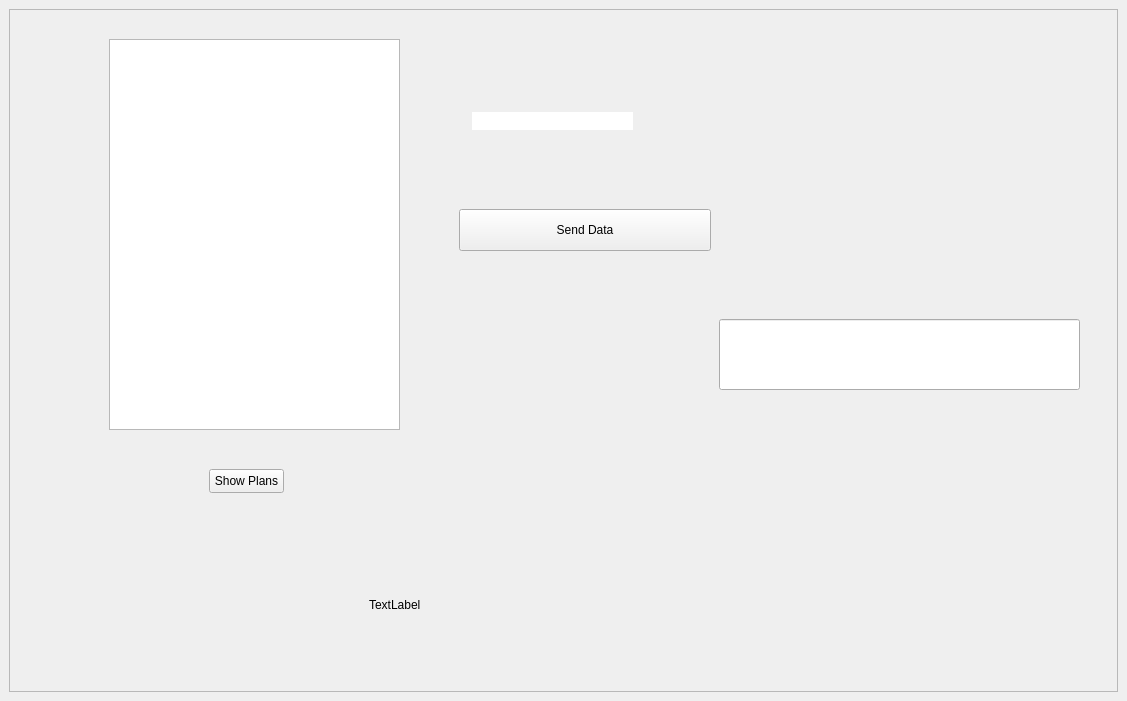
Qt form Kaizen/planner.ui (burr1to/kaizen) before a commit.
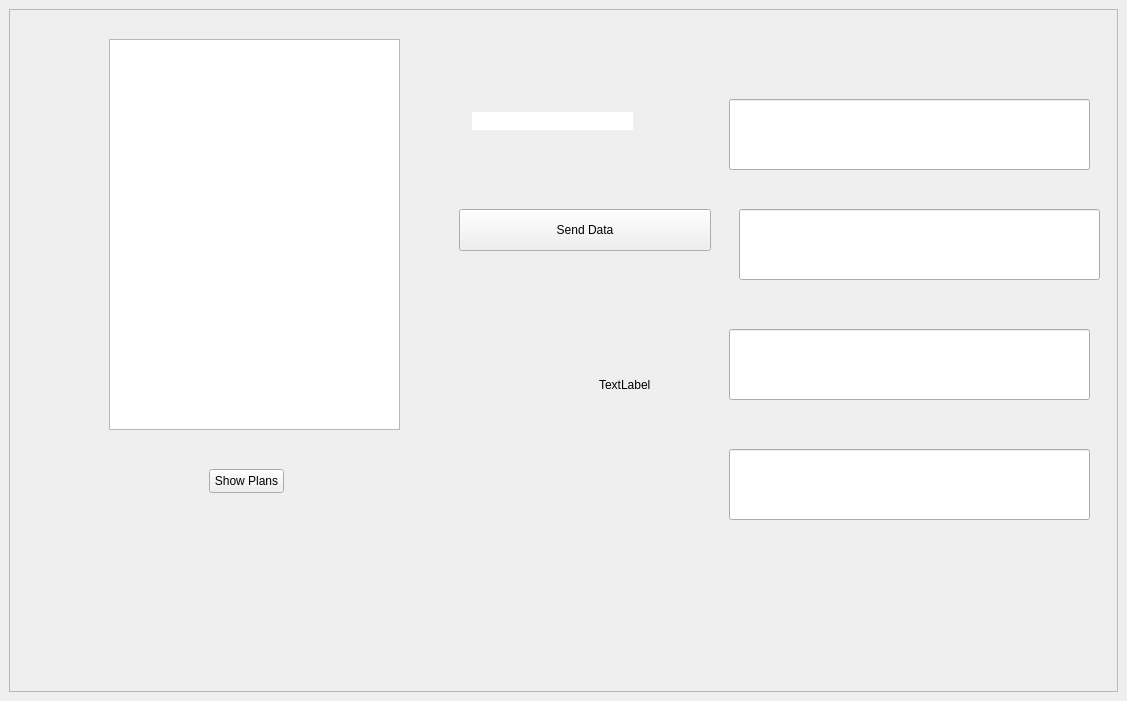
The same form after that commit. Icons and pictures are not drawn.

```diff
--- a/Kaizen/planner.ui
+++ b/Kaizen/planner.ui
@@ -126,8 +126,8 @@
       <widget class="QLineEdit" name="plan1">
        <property name="geometry">
         <rect>
-         <x>710</x>
-         <y>310</y>
+         <x>720</x>
+         <y>90</y>
          <width>361</width>
          <height>71</height>
         </rect>
@@ -136,8 +136,8 @@
       <widget class="QLabel" name="displayText">
        <property name="geometry">
         <rect>
-         <x>360</x>
-         <y>570</y>
+         <x>590</x>
+         <y>350</y>
          <width>231</width>
          <height>51</height>
         </rect>
@@ -146,6 +146,36 @@
         <string>TextLabel</string>
        </property>
       </widget>
+      <widget class="QLineEdit" name="plan1_2">
+       <property name="geometry">
+        <rect>
+         <x>730</x>
+         <y>200</y>
+         <width>361</width>
+         <height>71</height>
+        </rect>
+       </property>
+      </widget>
+      <widget class="QLineEdit" name="plan1_3">
+       <property name="geometry">
+        <rect>
+         <x>720</x>
+         <y>320</y>
+         <width>361</width>
+         <height>71</height>
+        </rect>
+       </property>
+      </widget>
+      <widget class="QLineEdit" name="plan1_4">
+       <property name="geometry">
+        <rect>
+         <x>720</x>
+         <y>440</y>
+         <width>361</width>
+         <height>71</height>
+        </rect>
+       </property>
+      </widget>
      </widget>
     </item>
    </layout>
```
